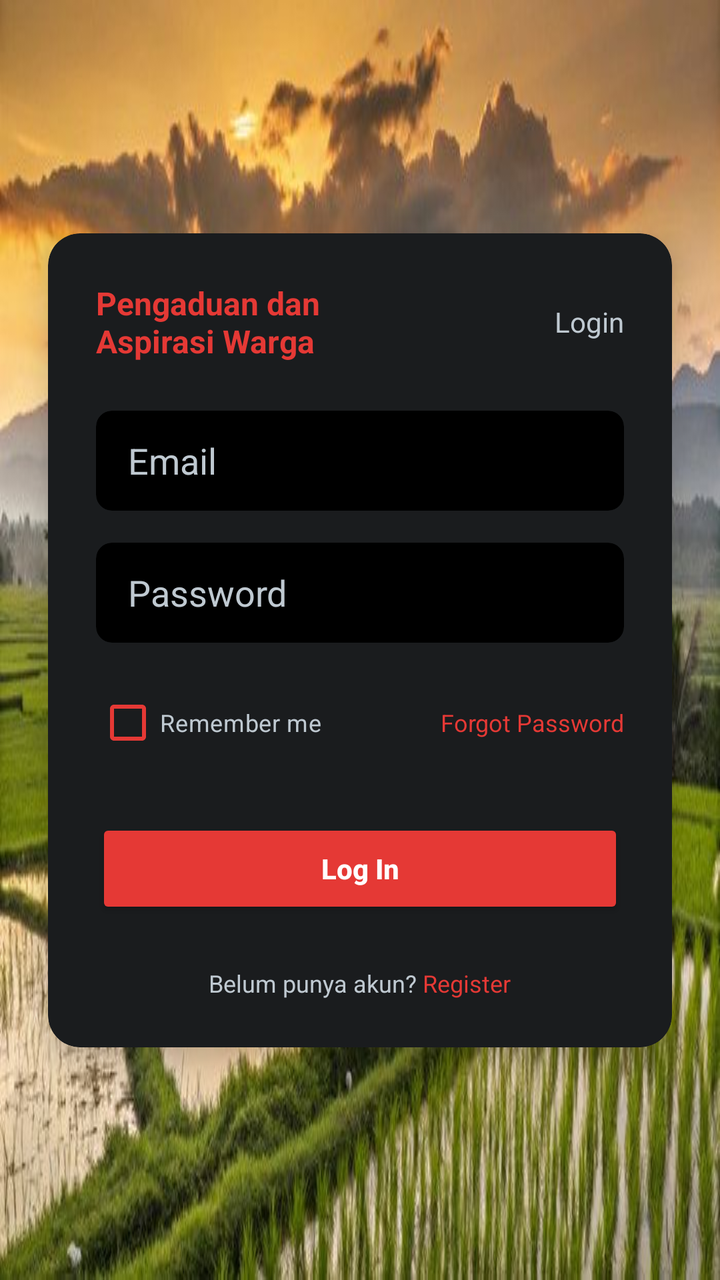
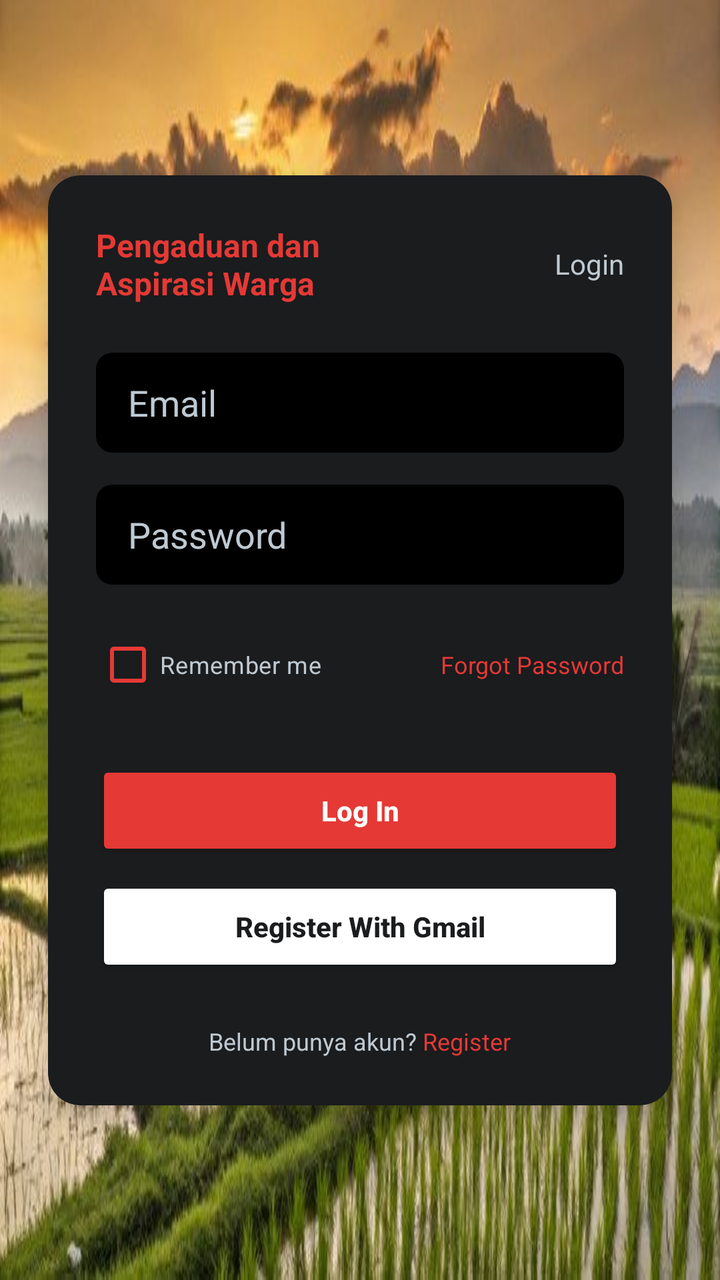

Before-and-after screenshots of an Android layout around one commit, followed by the original layout XML and the change that was made.
<!-- AndroidManifest.xml: application theme Theme.Therehelp -->
<!-- res/layout/activity_auth.xml -->
<?xml version="1.0" encoding="utf-8"?>
<androidx.constraintlayout.widget.ConstraintLayout
    xmlns:android="http://schemas.android.com/apk/res/android"
    xmlns:app="http://schemas.android.com/apk/res-auto"
    android:layout_width="match_parent"
    android:layout_height="match_parent"
    android:background="@drawable/bdbg">

    <com.google.android.material.card.MaterialCardView
    android:layout_width="0dp"
    android:layout_height="wrap_content"
    android:layout_marginHorizontal="24dp"
    app:cardBackgroundColor="@color/bina_desa_dark_grey"
    app:cardCornerRadius="16dp"
    app:cardElevation="8dp"
    app:strokeWidth="0dp"
    app:layout_constraintBottom_toBottomOf="parent"
    app:layout_constraintEnd_toEndOf="parent"
    app:layout_constraintStart_toStartOf="parent"
    app:layout_constraintTop_toTopOf="parent">

    <LinearLayout
        android:layout_width="match_parent"
        android:layout_height="wrap_content"
        android:orientation="vertical"
        android:padding="24dp">

        <RelativeLayout
            android:layout_width="match_parent"
            android:layout_height="wrap_content"
            android:layout_marginBottom="24dp">

            <TextView
                android:layout_width="wrap_content"
                android:layout_height="wrap_content"
                android:layout_alignParentStart="true"
                android:layout_centerVertical="true"
                android:text="Pengaduan dan\nAspirasi Warga"
                android:textColor="@color/bina_desa_red"
                android:textSize="16sp"
                android:textStyle="bold" />

            <TextView
                android:layout_width="wrap_content"
                android:layout_height="wrap_content"
                android:layout_alignParentEnd="true"
                android:layout_centerVertical="true"
                android:text="Login"
                android:textColor="@color/text_grey"
                android:textSize="14sp" />
        </RelativeLayout>

        <com.google.android.material.card.MaterialCardView
            android:layout_width="match_parent"
            android:layout_height="50dp"
            app:cardBackgroundColor="@color/bina_desa_input"
            app:cardCornerRadius="8dp"
            app:strokeWidth="0dp">

            <EditText
                android:id="@+id/email"
                android:layout_width="match_parent"
                android:layout_height="match_parent"
                android:background="@null"
                android:hint="Email"
                android:paddingHorizontal="16dp"
                android:textColor="@color/white"
                android:textColorHint="@color/text_grey" />
        </com.google.android.material.card.MaterialCardView>

        <com.google.android.material.card.MaterialCardView
            android:layout_width="match_parent"
            android:layout_height="50dp"
            android:layout_marginTop="16dp"
            app:cardBackgroundColor="@color/bina_desa_input"
            app:cardCornerRadius="8dp"
            app:strokeWidth="0dp">

            <EditText
                android:id="@+id/editTextTextPassword"
                android:layout_width="match_parent"
                android:layout_height="match_parent"
                android:background="@null"
                android:hint="Password"
                android:inputType="textPassword"
                android:paddingHorizontal="16dp"
                android:textColor="@color/white"
                android:textColorHint="@color/text_grey" />
        </com.google.android.material.card.MaterialCardView>

        <RelativeLayout
            android:layout_width="match_parent"
            android:layout_height="wrap_content"
            android:layout_marginTop="16dp">

            <CheckBox
                android:layout_width="wrap_content"
                android:layout_height="wrap_content"
                android:text="Remember me"
                android:textColor="@color/text_grey"
                android:textSize="12sp"
                app:buttonTint="@color/bina_desa_red"/>

            <TextView
                android:layout_width="wrap_content"
                android:layout_height="wrap_content"
                android:layout_alignParentEnd="true"
                android:layout_centerVertical="true"
                android:text="Forgot Password"
                android:textColor="@color/bina_desa_red"
                android:textSize="12sp" />
        </RelativeLayout>

        <Button
            android:id="@+id/btnLogin"
            android:layout_width="match_parent"
            android:layout_height="50dp"
            android:layout_marginTop="24dp"
            android:backgroundTint="@color/bina_desa_red"
            android:text="Log In"
            android:textAllCaps="false"
            android:textColor="@color/white"
            android:textStyle="bold"
            app:cornerRadius="8dp" />

        <LinearLayout
            android:layout_width="wrap_content"
            android:layout_height="wrap_content"
            android:layout_gravity="center"
            android:layout_marginTop="24dp"
            android:orientation="horizontal">

            <TextView
                android:layout_width="wrap_content"
                android:layout_height="wrap_content"
                android:text="Belum punya akun? "
                android:textColor="@color/text_grey"
                android:textSize="12sp" />

            <TextView
                android:layout_width="wrap_content"
                android:layout_height="wrap_content"
                android:text="Register"
                android:textColor="@color/bina_desa_red"
                android:textSize="12sp" />
        </LinearLayout>

    </LinearLayout>
</com.google.android.material.card.MaterialCardView>
</androidx.constraintlayout.widget.ConstraintLayout>
<!-- resources referenced by this layout -->
<resources>
  <color name="bina_desa_dark_grey">#1A1C1E</color>
  <color name="bina_desa_input">#000000</color>
  <color name="bina_desa_red">#E53935</color>
  <color name="text_grey">#BFC9D1</color>
  <color name="white">#FFFFFFFF</color>
  <!-- drawable bdbg: jpg bitmap (drawable, 58045 bytes) -->
  <style name="Theme.Therehelp" parent="Base.Theme.Therehelp" />
  <style name="Base.Theme.Therehelp" parent="Theme.Material3.DayNight.NoActionBar">
          
          
      </style>
</resources>

<!-- the commit's change to res/layout/activity_auth.xml (unified diff, before → after) -->
@@ -122,6 +122,17 @@
             android:textColor="@color/white"
             android:textStyle="bold"
             app:cornerRadius="8dp" />
+        <Button
+        android:id="@+id/btnRegisterGmail"
+        android:layout_width="match_parent"
+        android:layout_height="50dp"
+        android:layout_marginTop="8dp"
+        android:backgroundTint="#FFFFFF"
+        android:textColor="@color/bina_desa_dark_grey"
+        android:text="Register With Gmail"
+        android:textAllCaps="false"
+        android:textStyle="bold"
+        app:cornerRadius="8dp" />
 
         <LinearLayout
             android:layout_width="wrap_content"
@@ -138,11 +149,13 @@
                 android:textSize="12sp" />
 
             <TextView
+                android:id="@+id/tvRegister"
                 android:layout_width="wrap_content"
                 android:layout_height="wrap_content"
                 android:text="Register"
                 android:textColor="@color/bina_desa_red"
                 android:textSize="12sp" />
+
         </LinearLayout>
 
     </LinearLayout>
